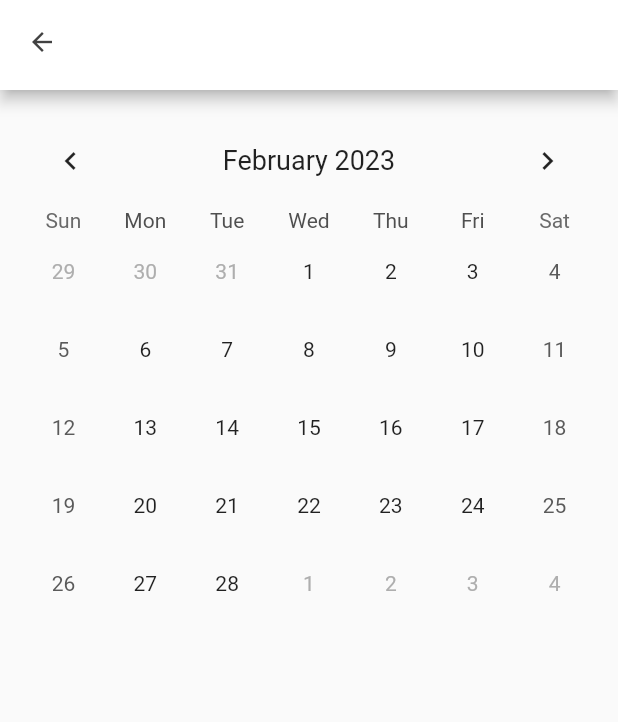
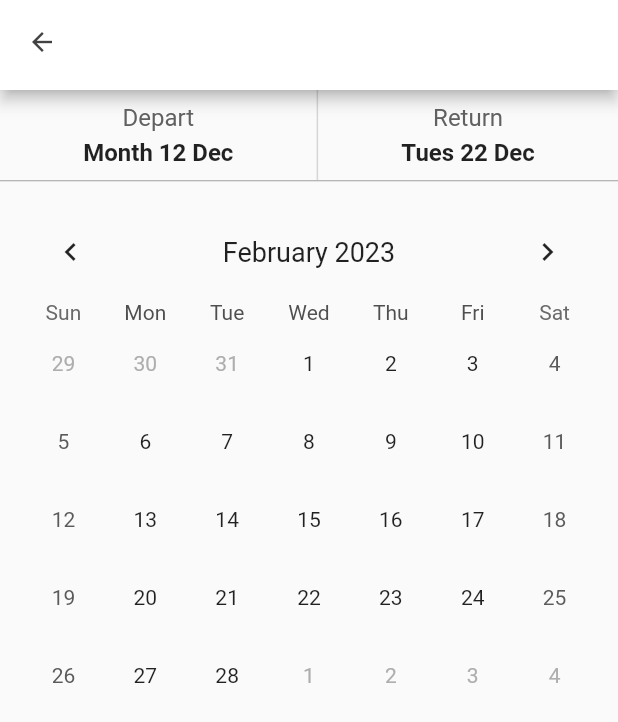
Before and after one commit to CamilleLinan/Test_Flutter_AppHotels, a Flutter app: the CalendarPage screen opened directly, on a phone screen of 412 x 824 dp. Shown: the top 722 px of the screen. Run offline on Flutter 3.47's test engine with Material 2 defaults, Android fonts, the phone set to English and light mode, and no system bars; drawn by our look-alikes of table_calendar; our stand-ins replace google_fonts.

Commit message:
add period_section

```diff
--- a/lib/Home/widgets/bottom_navbar_section.dart
+++ b/lib/Home/widgets/bottom_navbar_section.dart
@@ -1,7 +1,5 @@
+import 'package:flutter/material.dart';
 import 'package:apphotels/Home/home_page.dart';
-import 'package:flutter/material.dart';
-import 'package:flutter/src/widgets/framework.dart';
-import 'package:flutter/src/widgets/placeholder.dart';
 
 class BottomNavBarSection extends StatelessWidget {
   const BottomNavBarSection({super.key});
--- a/lib/Pages/calendar_page.dart
+++ b/lib/Pages/calendar_page.dart
@@ -1,5 +1,6 @@
 import 'package:apphotels/Pages/widgets/appbar_page.dart';
 import 'package:apphotels/Pages/widgets/calendar_range.dart';
+import 'package:apphotels/Pages/widgets/period_section.dart';
 import 'package:flutter/material.dart';
 
 class CalendarPage extends StatelessWidget {
@@ -8,13 +9,12 @@ class CalendarPage extends StatelessWidget {
   @override
   Widget build(BuildContext context) {
     return Scaffold(
-      appBar: MyAppBarPage(),
-      body: Container(
-        child: Column(
-          children: const [
-            CalendarRange(),
-          ],
-        ),
+      appBar: const MyAppBarPage(),
+      body: Column(
+        children: const [
+          PeriodSection(),
+          CalendarRange(),
+        ],
       ),
     );
   }
--- /dev/null
+++ b/lib/Pages/widgets/period_section.dart
@@ -0,0 +1,72 @@
+import 'package:flutter/material.dart';
+
+class PeriodSection extends StatelessWidget {
+  const PeriodSection({super.key});
+
+  @override
+  Widget build(BuildContext context) {
+    return Column(
+      children: [
+        Row(
+          mainAxisAlignment: MainAxisAlignment.spaceEvenly,
+          children: [
+            Column(
+              mainAxisAlignment: MainAxisAlignment.center,
+              crossAxisAlignment: CrossAxisAlignment.center,
+              children: [
+                Text(
+                  'Depart',
+                  textAlign: TextAlign.left,
+                  style: TextStyle(
+                    fontWeight: FontWeight.w400,
+                    fontSize: 16,
+                    color: Colors.grey[700],
+                  ),
+                ),
+                const SizedBox(height: 4),
+                const Text(
+                  'Month 12 Dec',
+                  style: TextStyle(
+                    fontWeight: FontWeight.bold,
+                    fontSize: 16,
+                  ),
+                ),
+              ],
+            ),
+            Container(
+              height: 60,
+              width: 1,
+              color: Colors.grey[350],
+            ),
+            Column(
+              mainAxisAlignment: MainAxisAlignment.center,
+              crossAxisAlignment: CrossAxisAlignment.center,
+              children: [
+                Text(
+                  'Return',
+                  style: TextStyle(
+                    fontWeight: FontWeight.w400,
+                    fontSize: 16,
+                    color: Colors.grey[700],
+                  ),
+                ),
+                const SizedBox(height: 4),
+                const Text(
+                  'Tues 22 Dec',
+                  style: TextStyle(
+                    fontWeight: FontWeight.bold,
+                    fontSize: 16,
+                  ),
+                )
+              ],
+            )
+          ],
+        ),
+        const Divider(
+          color: Colors.grey,
+          height: 1,
+        )
+      ],
+    );
+  }
+}
```
